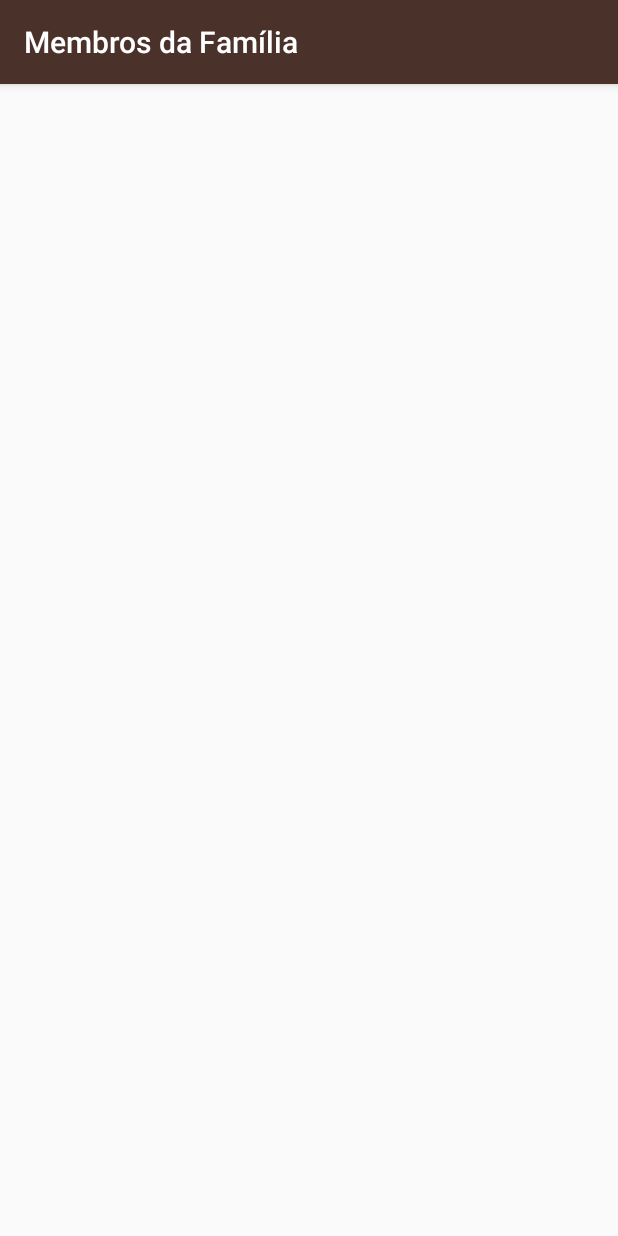
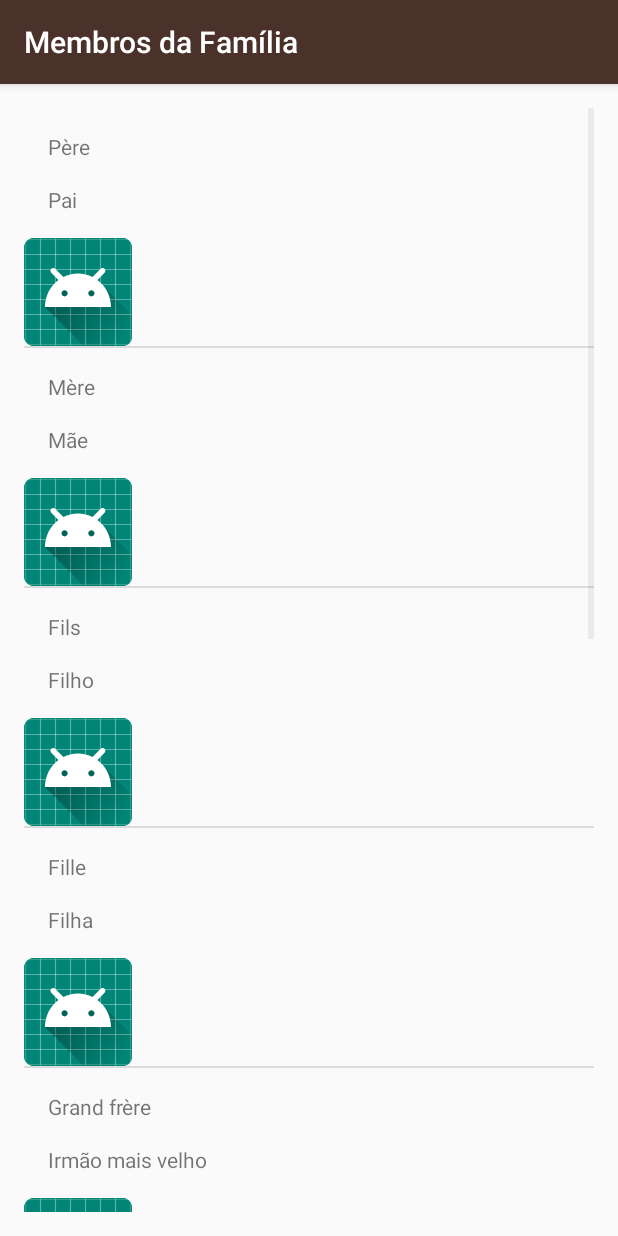
Before and after one commit to rafamsilva/frenchDicitionary, an Android app: the MembersFamilyActivity screen opened directly, with no data from a screen before it, on a phone screen of 412 x 824 dp. Run offline under Robolectric (Android 15) with nearby library versions, the light colour scheme and no system bars.

Commit message:
inserido imageView padrao

```diff
--- a/app/src/main/java/com/example/franch/MembersFamilyActivity.kt
+++ b/app/src/main/java/com/example/franch/MembersFamilyActivity.kt
@@ -2,11 +2,33 @@ package com.example.franch
 
 import androidx.appcompat.app.AppCompatActivity
 import android.os.Bundle
+import android.widget.ListView
 
 class MembersFamilyActivity : AppCompatActivity() {
 
+    private val words = arrayListOf(
+        Word("Pai", "Père"),
+        Word("Mãe", "Mère"),
+        Word("Filho", "Fils"),
+        Word("Filha", "Fille"),
+        Word("Irmão mais velho", "Grand frère"),
+        Word("Irmão mais novo", "Petit frère"),
+        Word("Irmã mais velha", "Grande soeur"),
+        Word("Irmã mais nova", "Petite soeur"),
+        Word("Avó", "Grand-père"),
+        Word("Avô", "Grand-mère")
+    )
+
+
     override fun onCreate(savedInstanceState: Bundle?) {
         super.onCreate(savedInstanceState)
-        setContentView(R.layout.activity_members_family)
+        setContentView(R.layout.word_list)
+        renderView()
+    }
+
+    private fun renderView() {
+        val adapter = WordAdapter(this, words)
+        val listView: ListView = findViewById(R.id.word_list_view)
+        listView.setAdapter(adapter)
     }
 }
--- a/app/src/main/java/com/example/franch/Word.kt
+++ b/app/src/main/java/com/example/franch/Word.kt
@@ -1,3 +1,3 @@
 package com.example.franch
 
-data class Word(val defaultTranslation: String, val frenchTranslation: String)
+data class Word(val defaultTranslation: String, val frenchTranslation: String, val imageId: Int = 0)
--- a/app/src/main/java/com/example/franch/WordAdapter.kt
+++ b/app/src/main/java/com/example/franch/WordAdapter.kt
@@ -5,6 +5,7 @@ import android.view.LayoutInflater
 import android.view.View
 import android.view.ViewGroup
 import android.widget.ArrayAdapter
+import android.widget.ImageView
 import android.widget.TextView
 
 
@@ -19,8 +20,12 @@ class WordAdapter(context: Context, words: ArrayList<Word>) : ArrayAdapter<Word>
         val words: Word? = getItem(position)
         val frenchTextView = listItemView?.findViewById(R.id.french_text_view) as TextView
         frenchTextView.setText(words?.frenchTranslation)
-        val defaultTextView =  listItemView?.findViewById(R.id.default_text_view) as TextView
+        val defaultTextView =  listItemView.findViewById(R.id.default_text_view) as TextView
         defaultTextView.setText(words?.defaultTranslation)
+        if (words?.imageId != 0) {
+            val imageView =  listItemView.findViewById(R.id.image_view) as ImageView
+            imageView.setImageResource(words!!.imageId)
+        }
 
         return listItemView
     }
--- a/app/src/main/res/layout/activity_members_family.xml
+++ /dev/null
@@ -1,9 +0,0 @@
-<?xml version="1.0" encoding="utf-8"?>
-<androidx.constraintlayout.widget.ConstraintLayout xmlns:android="http://schemas.android.com/apk/res/android"
-    xmlns:app="http://schemas.android.com/apk/res-auto"
-    xmlns:tools="http://schemas.android.com/tools"
-    android:layout_width="match_parent"
-    android:layout_height="match_parent"
-    tools:context=".MembersFamilyActivity">
-
-</androidx.constraintlayout.widget.ConstraintLayout>
--- a/app/src/main/res/layout/list_item.xml
+++ b/app/src/main/res/layout/list_item.xml
@@ -17,4 +17,10 @@
         android:layout_height="wrap_content"
         android:padding="@dimen/category_item_padding_horizontal"
         android:id="@+id/default_text_view" />
+
+    <ImageView
+        android:layout_width="wrap_content"
+        android:layout_height="wrap_content"
+        android:id="@+id/image_view"
+        android:src="@mipmap/ic_launcher"/>
 </LinearLayout>
--- a/app/src/main/res/layout/activity_numbers.xml
+++ b/app/src/main/res/layout/word_list.xml
@@ -1,11 +1,9 @@
 <?xml version="1.0" encoding="utf-8"?>
 <ListView xmlns:android="http://schemas.android.com/apk/res/android"
-    xmlns:tools="http://schemas.android.com/tools"
     android:layout_width="match_parent"
     android:layout_height="match_parent"
-    tools:context=".NumbersActivity"
     android:orientation="vertical"
-    android:id="@+id/numberView"
+    android:id="@+id/word_list_view"
     android:padding="@dimen/category_item_padding_horizontal">
 
 </ListView>
```
Also changed, not shown: app/src/main/java/com/example/franch/ColorsActivity.kt (+21 -1 lines), app/src/main/java/com/example/franch/NumbersActivity.kt (+4 -5 lines), app/src/main/java/com/example/franch/PhrasesActivity.kt (+22 -1 lines), app/src/main/res/layout/activity_colors.xml (deleted, +0 -9 lines), app/src/main/res/layout/activity_phrases.xml (deleted, +0 -9 lines).
